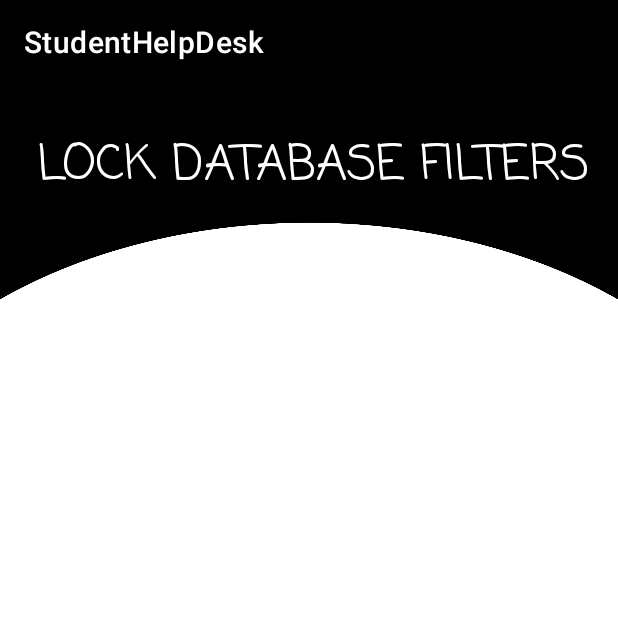
After one commit to Riyanshi243/StudentHelpDesk, an Android app: the AdminLockDatabaseFilters screen opened directly, with no data from a screen before it, on a phone screen of 412 x 824 dp, the top half of it. The commit adds this screen. Run offline under Robolectric (Android 15) with nearby library versions, the phone set to English and light mode, and no system bars.

Commit message:
Lock database UI done

```diff
--- a/app/src/main/AndroidManifest.xml
+++ b/app/src/main/AndroidManifest.xml
@@ -12,6 +12,9 @@
         android:roundIcon="@mipmap/ic_launcher_round"
         android:supportsRtl="true"
         android:theme="@style/Theme.StudentHelpDesk">
+        <activity
+            android:name=".AdminLockDatabaseFilters"
+            android:exported="false" />
         <activity
             android:name=".EndScreen"
             android:exported="false" />
--- /dev/null
+++ b/app/src/main/java/com/example/studenthelpdesk/AdminLockDatabaseFilters.java
@@ -0,0 +1,14 @@
+package com.example.studenthelpdesk;
+
+import androidx.appcompat.app.AppCompatActivity;
+
+import android.os.Bundle;
+
+public class AdminLockDatabaseFilters extends AppCompatActivity {
+
+    @Override
+    protected void onCreate(Bundle savedInstanceState) {
+        super.onCreate(savedInstanceState);
+        setContentView(R.layout.activity_admin_lock_database_filters);
+    }
+}
--- a/app/src/main/java/com/example/studenthelpdesk/AdminPage.java
+++ b/app/src/main/java/com/example/studenthelpdesk/AdminPage.java
@@ -107,6 +107,9 @@ public class AdminPage extends AppCompatActivity {
     public void editProfile(View v){
         startActivity(new Intent(AdminPage.this, AdminEditProfilePage.class));
     }
+    public void lockDatabase(View v){
+        startActivity(new Intent(AdminPage.this, AdminLockDatabaseFilters.class));
+    }
     public void logout(View v)
     {
         FirebaseMessaging.getInstance().unsubscribeFromTopic(adminData.getCollegeId());
--- a/app/src/main/java/com/example/studenthelpdesk/StudentSendRequestToChangeData.java
+++ b/app/src/main/java/com/example/studenthelpdesk/StudentSendRequestToChangeData.java
@@ -371,7 +371,6 @@ public class StudentSendRequestToChangeData extends AppCompatActivity implements
                 datePicked.setError("This field is compulsory");
                 return false;
             }
-
         }
         if (type == 6)
         {
--- /dev/null
+++ b/app/src/main/res/layout/activity_admin_lock_database_filters.xml
@@ -0,0 +1,66 @@
+<?xml version="1.0" encoding="utf-8"?>
+<androidx.constraintlayout.widget.ConstraintLayout xmlns:android="http://schemas.android.com/apk/res/android"
+    xmlns:app="http://schemas.android.com/apk/res-auto"
+    xmlns:tools="http://schemas.android.com/tools"
+    android:layout_width="match_parent"
+    android:layout_height="match_parent"
+    tools:context=".AdminLockDatabaseFilters">
+
+    <ScrollView
+        android:id="@+id/scrollView4"
+        android:layout_width="match_parent"
+        android:layout_height="0dp"
+        app:layout_constraintBottom_toBottomOf="parent"
+        app:layout_constraintEnd_toEndOf="parent"
+        app:layout_constraintHorizontal_bias="1.0"
+        app:layout_constraintStart_toStartOf="parent"
+        app:layout_constraintTop_toTopOf="parent"
+        app:layout_constraintVertical_bias="1.0">
+
+        <LinearLayout
+            android:id="@+id/linearLayout"
+            android:layout_width="match_parent"
+            android:layout_height="wrap_content"
+            android:orientation="vertical"
+            app:layout_constraintStart_toStartOf="parent"
+            app:layout_constraintTop_toTopOf="@+id/scrollView4">
+
+            <LinearLayout
+                android:layout_width="match_parent"
+                android:layout_height="160dp"
+                android:background="@drawable/head_img"
+                android:orientation="vertical">
+
+                <TextView
+                    android:id="@+id/head"
+                    android:layout_width="match_parent"
+                    android:layout_height="wrap_content"
+                    android:layout_gravity="center"
+                    android:layout_marginTop="30dp"
+                    android:layout_marginBottom="50dp"
+                    android:fontFamily="casual"
+                    android:gravity="center"
+                    android:paddingLeft="5dp"
+                    android:text="LOCK DATABASE FILTERS"
+                    android:textColor="@color/white"
+                    android:textSize="32dp" />
+
+                <ProgressBar
+                    android:id="@+id/progressBar5"
+                    style="?android:attr/progressBarStyle"
+                    android:layout_width="match_parent"
+                    android:layout_height="wrap_content"
+                    android:visibility="invisible" />
+
+            </LinearLayout>
+
+            <LinearLayout
+                android:id="@+id/ll"
+                android:layout_width="match_parent"
+                android:layout_height="match_parent"
+                android:orientation="vertical">
+            </LinearLayout>
+        </LinearLayout>
+    </ScrollView>
+
+</androidx.constraintlayout.widget.ConstraintLayout>
--- a/app/src/main/res/layout/activity_admin_page.xml
+++ b/app/src/main/res/layout/activity_admin_page.xml
@@ -271,10 +271,11 @@
 
                 <TableRow
                     android:layout_width="match_parent"
-                    android:layout_height="match_parent">
+                    android:layout_height="match_parent"
+                    android:onClick="lockDatabase">
 
                     <ImageView
-                        android:id="@+id/lockimg"
+                        android:id="@+id/locking"
                         android:layout_width="30dp"
                         android:layout_height="40dp"
                         android:layout_marginLeft="10dp"
```
Also changed, not shown: app/src/main/res/drawable/ic_baseline_arrow_drop_down.xml (added, +10 -0 lines), app/src/main/res/layout/repeatable_database_filters.xml (added, +61 -0 lines), app/src/main/res/layout/repeatable_database_filters2.xml (added, +48 -0 lines).
